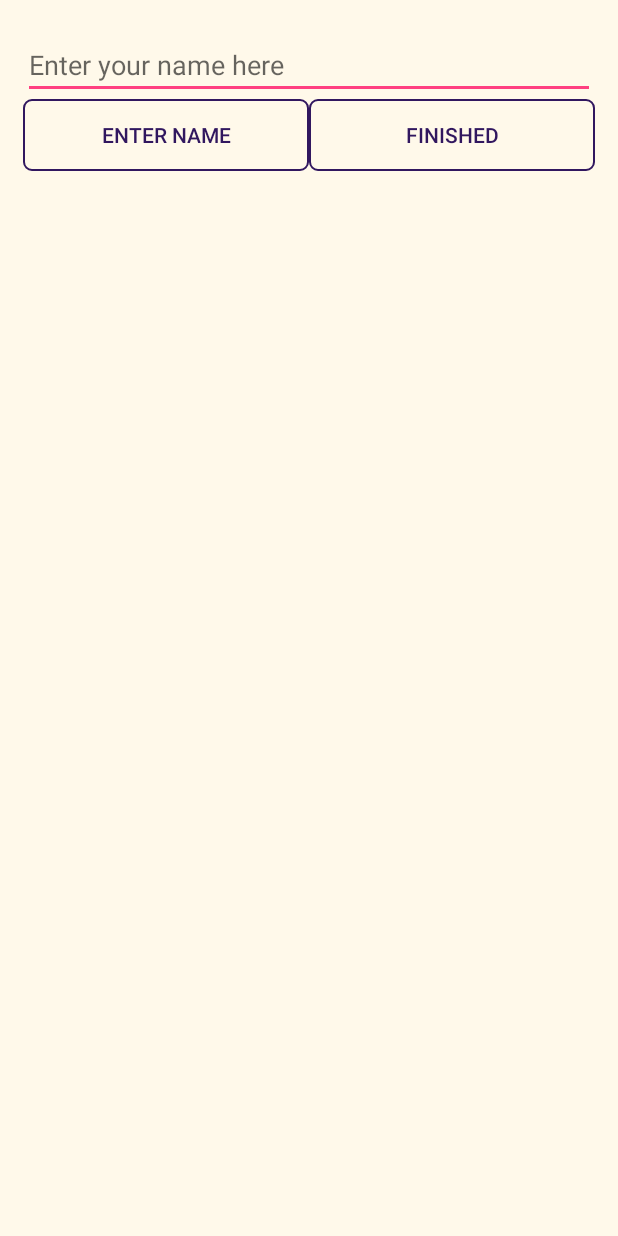
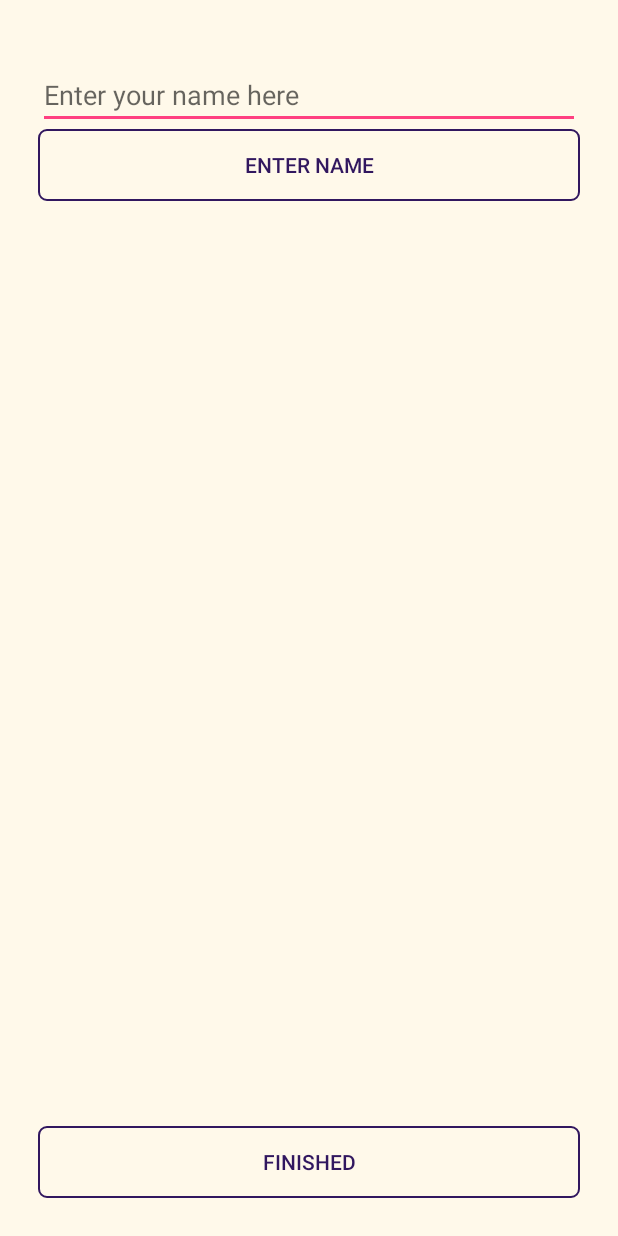
Before and after one commit to CS-262wingdings/client, an Android app: the MainActivity screen opened directly, with no data from a screen before it, on a phone screen of 412 x 824 dp. Run offline under Robolectric (Android 15) with nearby library versions, the phone set to English and light mode, and no system bars.

Commit message:
upgraded main menu

```diff
--- a/app/src/main/java/edu/calvin/cs262/wingdings/pigeonpoll/QuestionScreen.java
+++ b/app/src/main/java/edu/calvin/cs262/wingdings/pigeonpoll/QuestionScreen.java
@@ -4,6 +4,7 @@ import android.content.Intent;
 import android.support.v7.app.AppCompatActivity;
 import android.os.Bundle;
 import android.util.Log;
+import android.view.Gravity;
 import android.view.View;
 import android.widget.Button;
 import android.widget.LinearLayout;
@@ -27,7 +28,7 @@ public class QuestionScreen extends AppCompatActivity {
         qManager = QuestionManager.getInstance();
 
         TextView questionPrompt = findViewById(R.id.prompt);
-        questionPrompt.setText(game.getCurrentPlayer() + ", Ask a question out loud OR Pick one !");
+        questionPrompt.setText(game.getCurrentPlayer() + ", Ask a question");
 
         getQuestions();
 
@@ -61,6 +62,9 @@ public class QuestionScreen extends AppCompatActivity {
             }
         });
         b.setText(question.text);
+
+        b.setPadding(0, 25, 0 ,25);
+
         return b;
     }
 
--- a/app/src/main/res/layout/activity_main.xml
+++ b/app/src/main/res/layout/activity_main.xml
@@ -12,50 +12,34 @@
     tools:context=".MainActivity">
 
 
-
     <EditText
+        android:id="@+id/name_input"
         android:layout_width="fill_parent"
         android:layout_height="wrap_content"
-        android:paddingTop="@dimen/standard"
+        android:layout_weight="0"
         android:hint="Enter your name here"
-        android:id="@+id/name_input" />
+        android:paddingTop="@dimen/standard" />
 
-    <LinearLayout
-        android:layout_width="fill_parent"
-        android:layout_height="wrap_content">
-
-        <Button
-            android:layout_width="0dp"
-            android:layout_height="wrap_content"
-            android:layout_weight="1"
-            android:onClick="nameEnter"
-            android:background="@drawable/border"
-            android:textColor="@color/colorPrimaryDark"
-            android:text="Enter Name" />
-
-        <Button
-            android:layout_width="0dp"
-            android:layout_height="wrap_content"
-            android:background="@drawable/border"
-            android:layout_weight="1"
-            android:onClick="done"
-            android:textColor="@color/colorPrimaryDark"
-            android:text="Finished" />
-
-    </LinearLayout>
+    <Button
+        android:layout_width="match_parent"
+        android:layout_height="wrap_content"
+        android:layout_weight="0"
+        android:background="@drawable/border"
+        android:onClick="nameEnter"
+        android:text="Enter Name"
+        android:textColor="@color/colorPrimaryDark" />
 
 
-
-    <ScrollView
-        xmlns:android="http://schemas.android.com/apk/res/android"
-        android:layout_width="fill_parent"
-        android:layout_height="fill_parent">
+    <ScrollView xmlns:android="http://schemas.android.com/apk/res/android"
+        android:layout_width="match_parent"
+        android:layout_height="wrap_content"
+        android:layout_weight="1">
 
         <LinearLayout xmlns:android="http://schemas.android.com/apk/res/android"
             xmlns:tools="http://schemas.android.com/tools"
-            android:layout_width="wrap_content"
+            android:id="@+id/name_list"
+            android:layout_width="match_parent"
             android:layout_height="wrap_content"
-            android:id="@+id/name_list"
             android:orientation="vertical"
             android:textColor="@color/colorPrimaryDark"
             tools:context=".MainActivity">
@@ -64,6 +48,14 @@
 
     </ScrollView>
 
+    <Button
+        android:layout_width="match_parent"
+        android:layout_height="wrap_content"
+        android:layout_weight="0"
+        android:background="@drawable/border"
+        android:onClick="done"
+        android:text="Finished"
+        android:textColor="@color/colorPrimaryDark" />
 
 
 </LinearLayout>
--- a/app/src/main/res/values/dimens.xml
+++ b/app/src/main/res/values/dimens.xml
@@ -1,5 +1,5 @@
 <?xml version="1.0" encoding="utf-8"?>
 <resources>
-    <dimen name="standard">15dp</dimen>
+    <dimen name="standard">25dp</dimen>
     <dimen name="textSize1">18dp</dimen>
 </resources>
--- a/app/src/main/res/values/strings.xml
+++ b/app/src/main/res/values/strings.xml
@@ -6,4 +6,6 @@
     <string name="phonepassMessage">Please pass the phone to</string>
     <string name="empty_name">name</string>
     <string name="thatsMe">That\'s Me!</string>
+
+    <string name="layout_gravity">center_horizontal</string>
 </resources>
```
Also changed, not shown: app/src/main/java/edu/calvin/cs262/wingdings/pigeonpoll/MainActivity.java (+9 -0 lines), app/src/main/java/edu/calvin/cs262/wingdings/pigeonpoll/QuestionManager.java (+4 -4 lines).
